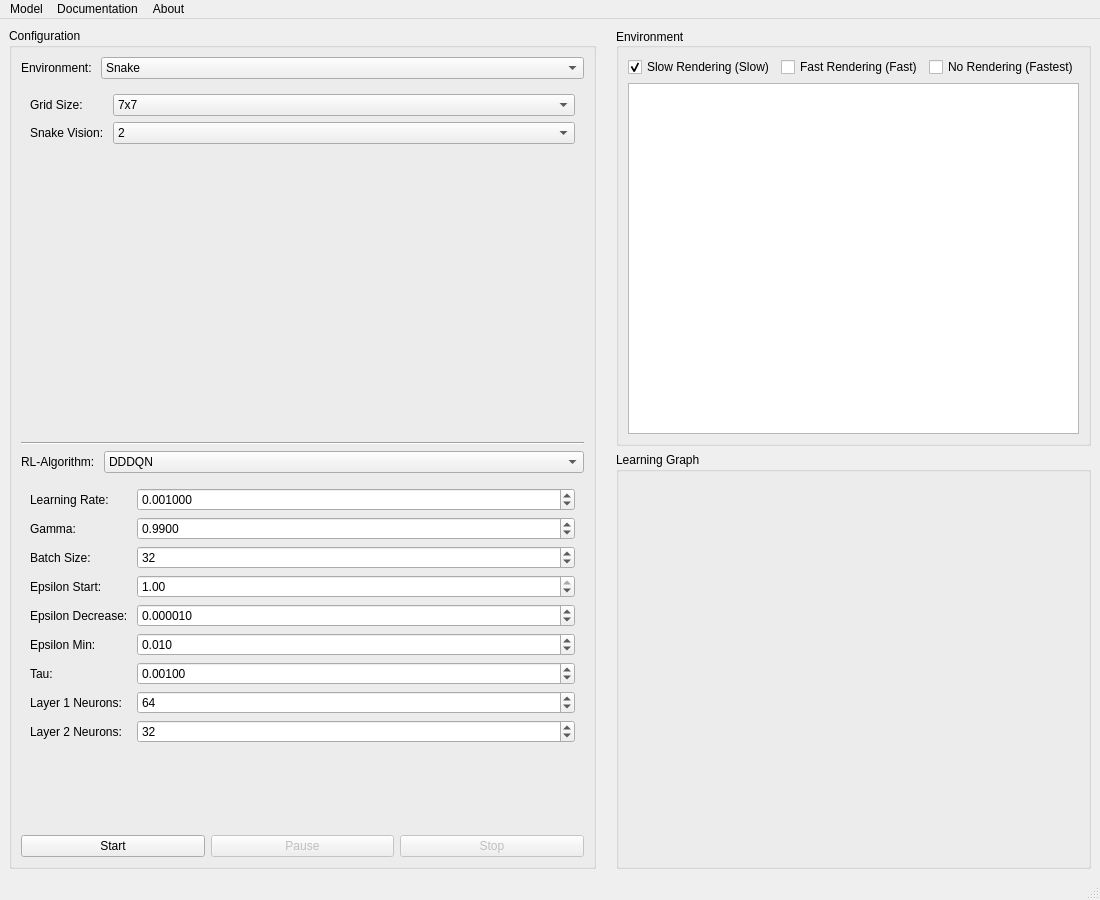
Qt form gui/mainwindow.ui (MonteyMontey/capstone-project) before a commit.
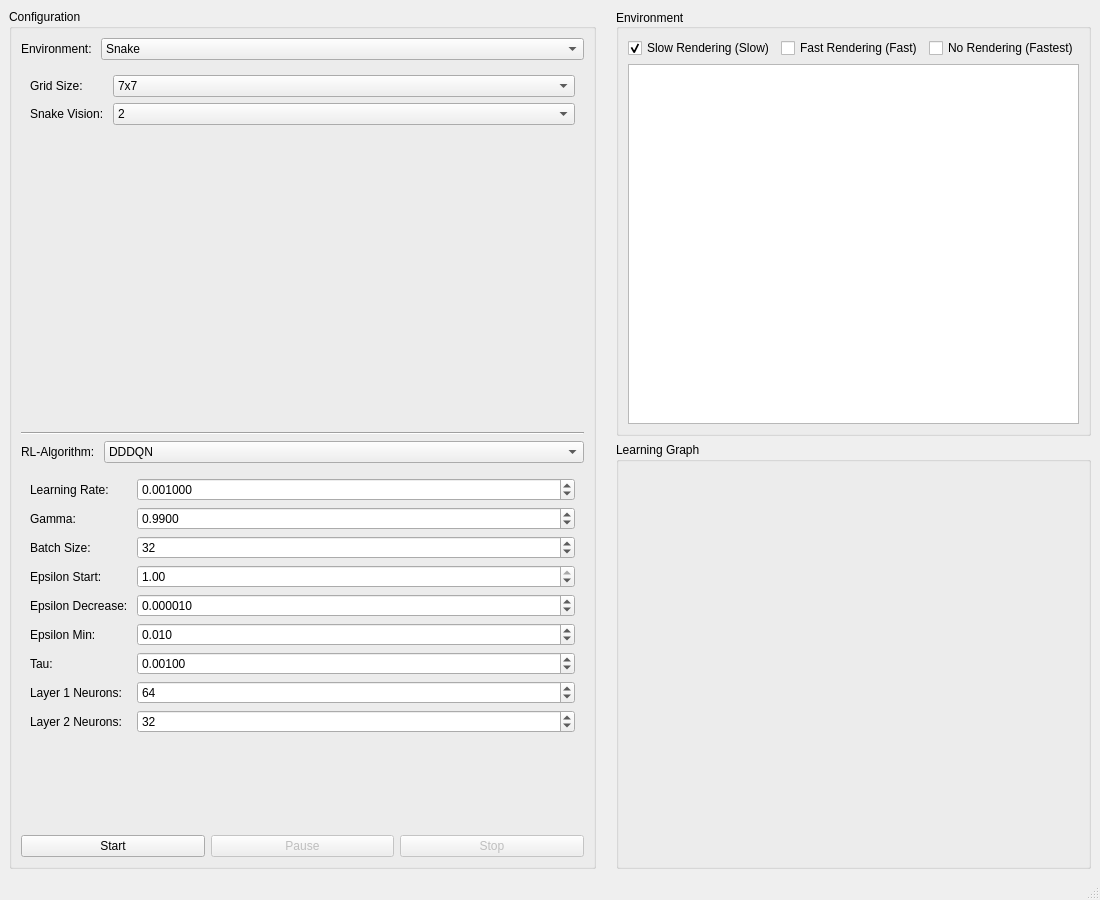
The same form after that commit. Custom widgets are drawn as their Qt base class.

Commit message: change title, allow resizing, delete menu

```diff
--- a/gui/mainwindow.ui
+++ b/gui/mainwindow.ui
@@ -21,14 +21,14 @@
   </property>
   <property name="minimumSize">
    <size>
-    <width>1100</width>
-    <height>900</height>
+    <width>0</width>
+    <height>0</height>
    </size>
   </property>
   <property name="maximumSize">
    <size>
-    <width>1100</width>
-    <height>900</height>
+    <width>4096</width>
+    <height>2160</height>
    </size>
   </property>
   <property name="windowTitle">
@@ -983,36 +983,6 @@
     </item>
    </layout>
   </widget>
-  <widget class="QMenuBar" name="menubar">
-   <property name="geometry">
-    <rect>
-     <x>0</x>
-     <y>0</y>
-     <width>1100</width>
-     <height>21</height>
-    </rect>
-   </property>
-   <widget class="QMenu" name="menuFile">
-    <property name="title">
-     <string>Model</string>
-    </property>
-    <addaction name="actionSaveModel"/>
-    <addaction name="actionLoadModel"/>
-   </widget>
-   <widget class="QMenu" name="menuAbout">
-    <property name="title">
-     <string>About</string>
-    </property>
-   </widget>
-   <widget class="QMenu" name="menuDocumentation">
-    <property name="title">
-     <string>Documentation</string>
-    </property>
-   </widget>
-   <addaction name="menuFile"/>
-   <addaction name="menuDocumentation"/>
-   <addaction name="menuAbout"/>
-  </widget>
   <widget class="QStatusBar" name="statusBar"/>
   <action name="actionSaveModel">
    <property name="enabled">
```
Left out of the diff: 3 changed lines with no effect on the pictures. The commit also changes 1 other file.
